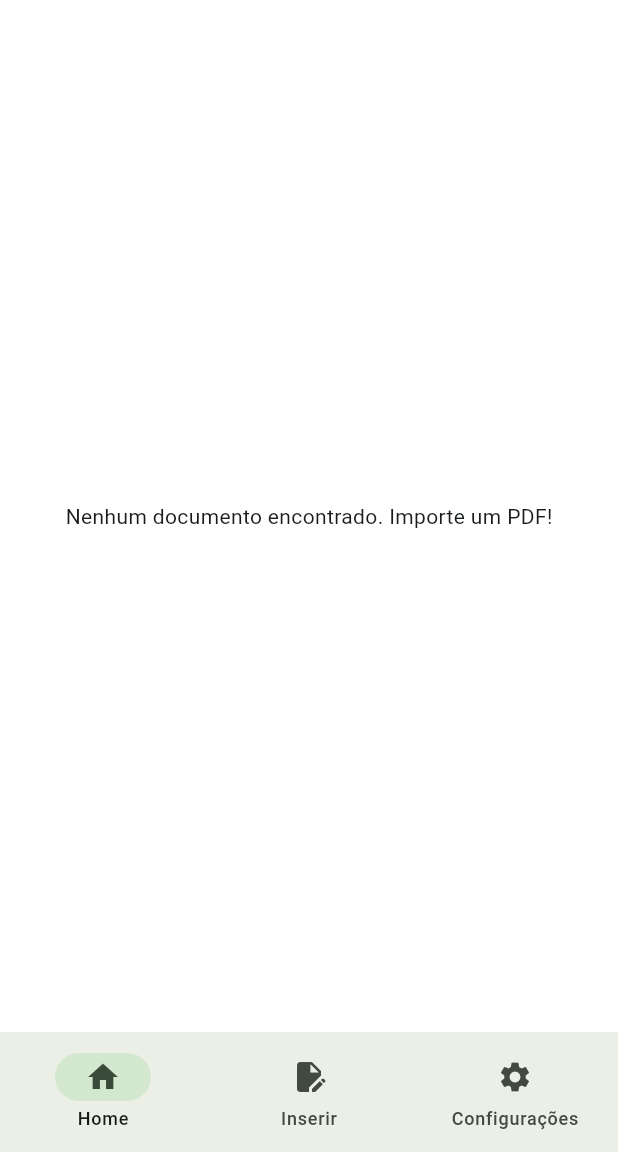
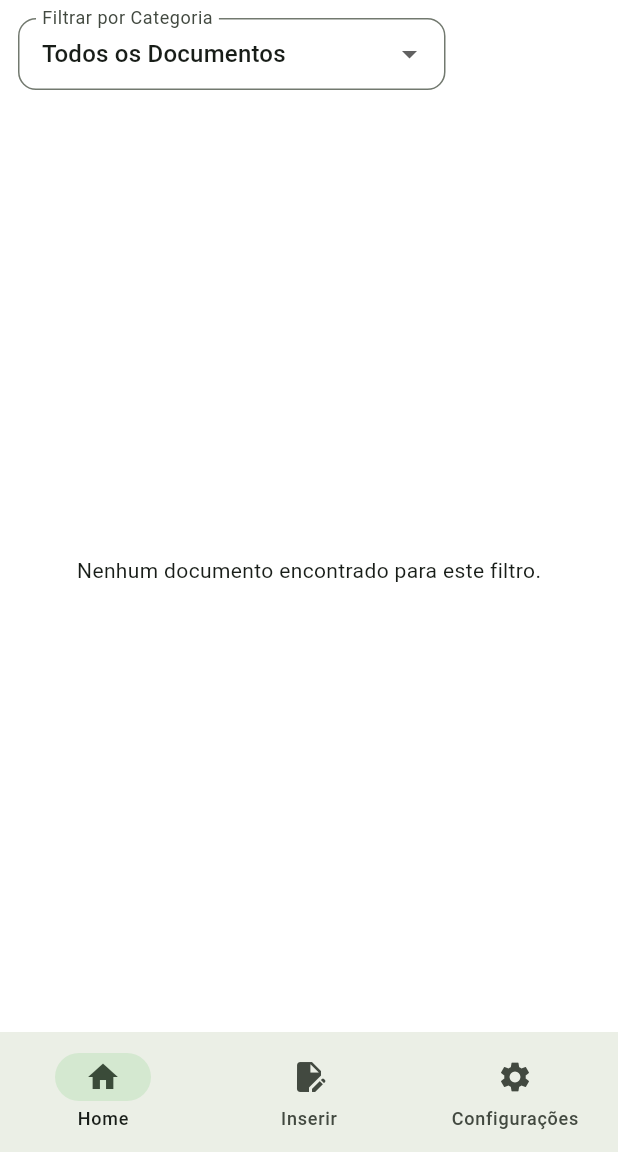
Before and after one commit to jpegame/File-Reader-with-Flutter, a Flutter app: the screen it shows after launch, on a phone screen of 412 x 824 dp, the part 84-1236 px from its top. Run offline on Flutter 3.47's test engine with Material 3 defaults, Android fonts, the phone set to English and light mode, and no system bars; our stand-ins replace drift, file_picker, shared_preferences; missing offline and left inert: syncfusion_flutter_pdfviewer; accounts and stored records are empty; generated files the repository leaves out were written again.

Commit message:
feat home filter

```diff
--- a/lib/home.dart
+++ b/lib/home.dart
@@ -13,11 +13,44 @@ class HomePage extends StatefulWidget {
 }
 
 class _HomePageState extends State<HomePage> {
+  int? _selectedCategoryId;
+  Future<List<CategoryData>>? _categoriesFuture;
+
+  @override
+  void initState() {
+    super.initState();
+    _loadCategories();
+  }
+
+  void _loadCategories() {
+    _categoriesFuture = widget.db.select(widget.db.category).get();
+  }
+
   @override
   Widget build(BuildContext context) {
-    return Scaffold(
-      body: StreamBuilder<List<TypedResult>>(
-        stream: widget.db.documentDao.watchDocumentsWithCategory(),
+    final categoriesFuture = _categoriesFuture ??= widget.db
+        .select(widget.db.category)
+        .get();
+
+    return Column(
+      crossAxisAlignment: CrossAxisAlignment.start,
+      children: [
+        Align(
+          alignment: Alignment.centerLeft,
+          child: FractionallySizedBox(
+            widthFactor: 0.75,
+            child: Padding(
+              padding: const EdgeInsets.all(12.0),
+              child: _buildCategoryDropdown(categoriesFuture),
+            ),
+          ),
+        ),
+
+        Expanded(
+          child: StreamBuilder<List<TypedResult>>(
+            stream: widget.db.documentDao.watchDocumentsWithCategory(
+              categoryId: _selectedCategoryId,
+            ),
             builder: (context, snapshot) {
               if (snapshot.connectionState == ConnectionState.waiting) {
                 return const Center(child: CircularProgressIndicator());
@@ -31,16 +64,17 @@ class _HomePageState extends State<HomePage> {
 
               if (results.isEmpty) {
                 return const Center(
-              child: Text("Nenhum documento encontrado. Importe um PDF!"),
+                  child: Text("Nenhum documento encontrado para este filtro."),
                 );
               }
 
               return GridView.builder(
-            padding: const EdgeInsets.all(8),
+                padding: const EdgeInsets.symmetric(horizontal: 8),
                 gridDelegate: const SliverGridDelegateWithFixedCrossAxisCount(
                   crossAxisCount: 2,
                   crossAxisSpacing: 10,
                   mainAxisSpacing: 10,
+                  childAspectRatio: 0.85,
                 ),
                 itemCount: results.length,
                 itemBuilder: (context, index) {
@@ -53,7 +87,8 @@ class _HomePageState extends State<HomePage> {
                       Navigator.push(
                         context,
                         MaterialPageRoute(
-                      builder: (context) => PdfPage(doc: doc, db: widget.db),
+                          builder: (context) =>
+                              PdfPage(doc: doc, db: widget.db),
                         ),
                       );
                     },
@@ -70,7 +105,7 @@ class _HomePageState extends State<HomePage> {
                             crossAxisAlignment: CrossAxisAlignment.start,
                             children: [
                               Container(
-                            height: 120,
+                                height: 100,
                                 width: double.infinity,
                                 decoration: const BoxDecoration(
                                   color: Color.fromARGB(255, 218, 218, 218),
@@ -78,13 +113,13 @@ class _HomePageState extends State<HomePage> {
                                 child: const Center(
                                   child: Icon(
                                     Icons.picture_as_pdf,
-                                size: 50,
+                                    size: 45,
                                     color: Colors.redAccent,
                                   ),
                                 ),
                               ),
                               Padding(
-                            padding: const EdgeInsets.all(12.0),
+                                padding: const EdgeInsets.all(10.0),
                                 child: Column(
                                   crossAxisAlignment: CrossAxisAlignment.start,
                                   children: [
@@ -93,7 +128,7 @@ class _HomePageState extends State<HomePage> {
                                       maxLines: 1,
                                       overflow: TextOverflow.ellipsis,
                                       style: const TextStyle(
-                                    fontSize: 16,
+                                        fontSize: 14,
                                         fontWeight: FontWeight.bold,
                                       ),
                                     ),
@@ -110,7 +145,7 @@ class _HomePageState extends State<HomePage> {
                                       child: Text(
                                         cat.name.toUpperCase(),
                                         style: TextStyle(
-                                      fontSize: 10,
+                                          fontSize: 9,
                                           color: Colors.blue.shade900,
                                           fontWeight: FontWeight.bold,
                                         ),
@@ -118,9 +153,9 @@ class _HomePageState extends State<HomePage> {
                                     ),
                                     const SizedBox(height: 4),
                                     Text(
-                                  "Acessado em: ${DateFormat('dd/MM/yyyy HH:mm').format(doc.lastAccess.toLocal())}",
+                                      "Acessado em: ${DateFormat('dd/MM/yyyy').format(doc.lastAccess.toLocal())}",
                                       style: const TextStyle(
-                                    fontSize: 11,
+                                        fontSize: 10,
                                         color: Colors.grey,
                                       ),
                                     ),
@@ -144,15 +179,13 @@ class _HomePageState extends State<HomePage> {
                                       ),
                                       actions: [
                                         TextButton(
-                                      onPressed: () => Navigator.of(
-                                        context,
-                                      ).pop(false),
+                                          onPressed: () =>
+                                              Navigator.of(context).pop(false),
                                           child: const Text("Cancelar"),
                                         ),
                                         TextButton(
-                                      onPressed: () => Navigator.of(
-                                        context,
-                                      ).pop(true),
+                                          onPressed: () =>
+                                              Navigator.of(context).pop(true),
                                           style: TextButton.styleFrom(
                                             foregroundColor: Colors.red,
                                           ),
@@ -179,15 +212,13 @@ class _HomePageState extends State<HomePage> {
                               },
                               child: Container(
                                 decoration: BoxDecoration(
-                              color: Colors.black.withOpacity(
-                                0.3,
-                              ), // Subtle background
+                                  color: Colors.black.withValues(alpha: 0.3),
                                   shape: BoxShape.circle,
                                 ),
                                 padding: const EdgeInsets.all(4),
                                 child: const Icon(
                                   Icons.close,
-                              size: 20,
+                                  size: 18,
                                   color: Colors.white,
                                 ),
                               ),
@@ -201,6 +232,57 @@ class _HomePageState extends State<HomePage> {
               );
             },
           ),
+        ),
+      ],
+    );
+  }
+
+  Widget _buildCategoryDropdown(Future<List<CategoryData>> future) {
+    return FutureBuilder<List<CategoryData>>(
+      future: future,
+      builder: (context, snapshot) {
+        if (!snapshot.hasData) {
+          return DropdownButtonFormField<int?>(
+            decoration: InputDecoration(
+              labelText: "Filtrar por Categoria",
+              border: OutlineInputBorder(),
+            ),
+            items: [],
+            onChanged: null,
+          );
+        }
+
+        final categories = snapshot.data!;
+
+        return DropdownButtonFormField<int?>(
+          value: _selectedCategoryId,
+          decoration: InputDecoration(
+            labelText: "Filtrar por Categoria",
+            contentPadding: const EdgeInsets.symmetric(
+              horizontal: 12,
+              vertical: 8,
+            ),
+            border: OutlineInputBorder(borderRadius: BorderRadius.circular(12)),
+          ),
+          items: [
+            const DropdownMenuItem<int?>(
+              value: null,
+              child: Text("Todos os Documentos"),
+            ),
+            ...categories.map((category) {
+              return DropdownMenuItem<int?>(
+                value: category.id,
+                child: Text(category.name),
+              );
+            }),
+          ],
+          onChanged: (newValue) {
+            setState(() {
+              _selectedCategoryId = newValue;
+            });
+          },
+        );
+      },
     );
   }
 }
```
Also changed, not shown: lib/database/daos/document_dao.dart (+10 -4 lines). Lines whose indentation alone changed are shown as unchanged.
